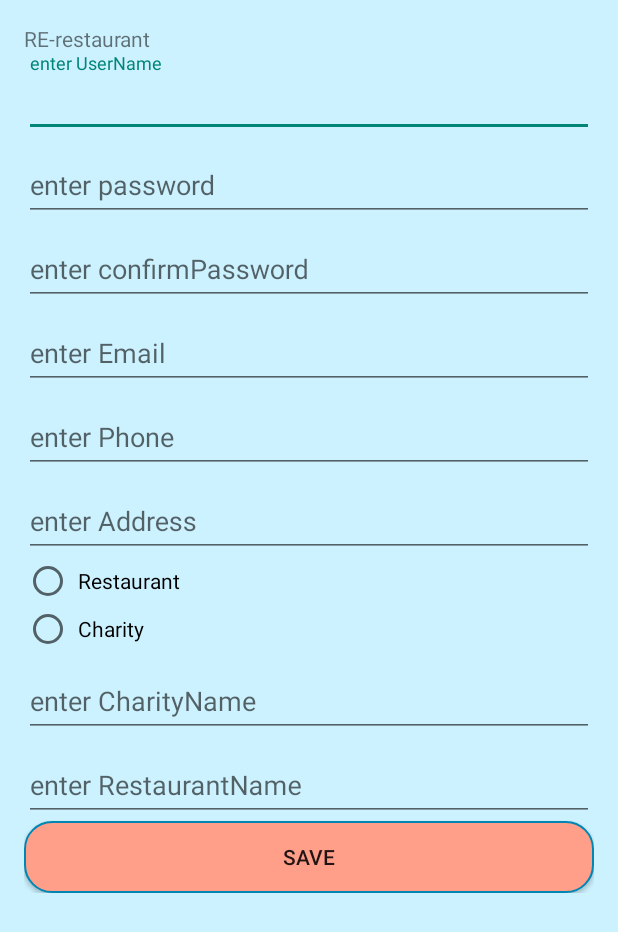
After one commit to ahmedelsalamony/Graduation_nano_program_ITI, an Android app: the Registeration screen opened directly, with no data from a screen before it, on a phone screen of 412 x 824 dp. The commit adds this screen. Shown: the top 932 px of the screen. Run offline under Robolectric (Android 15) with nearby library versions, the phone set to English and light mode, and no system bars.

Commit message:
elsalamony-register-commit

```diff
--- a/app/build.gradle
+++ b/app/build.gradle
@@ -23,7 +23,9 @@ dependencies {
     compile fileTree(dir: 'libs', include: ['*.jar'])
     androidTestCompile('com.android.support.test.espresso:espresso-core:2.2.2', {
         exclude group: 'com.android.support', module: 'support-annotations'
+
     })
+    compile 'com.android.support:design:25.2.0'
     compile 'com.android.support:appcompat-v7:25.2.0'
     compile 'com.github.ViksaaSkool:AwesomeSplash:v1.0.0'
     testCompile 'junit:junit:4.12'
--- a/app/src/main/java/com/example/itimobiletrack/graduation_nano_program_iti/MainActivity.java
+++ b/app/src/main/java/com/example/itimobiletrack/graduation_nano_program_iti/MainActivity.java
@@ -1,7 +1,10 @@
 package com.example.itimobiletrack.graduation_nano_program_iti;
 
+import android.support.v4.content.ContextCompat;
 import android.support.v7.app.AppCompatActivity;
 import android.os.Bundle;
+import android.view.Window;
+import android.view.WindowManager;
 import android.widget.Toast;
 
 public class MainActivity extends AppCompatActivity {
@@ -10,6 +13,9 @@ public class MainActivity extends AppCompatActivity {
     protected void onCreate(Bundle savedInstanceState) {
         super.onCreate(savedInstanceState);
         setContentView(R.layout.activity_main);
+        Toast.makeText(this, "ok", Toast.LENGTH_SHORT).show();
+
+
 
     }
 }
--- /dev/null
+++ b/app/src/main/java/com/example/itimobiletrack/graduation_nano_program_iti/Registeration.java
@@ -0,0 +1,52 @@
+package com.example.itimobiletrack.graduation_nano_program_iti;
+
+import android.support.design.widget.TextInputLayout;
+import android.support.v7.app.AppCompatActivity;
+import android.os.Bundle;
+import android.view.View;
+import android.widget.EditText;
+import android.widget.RadioButton;
+import android.widget.TextView;
+
+public class Registeration extends AppCompatActivity {
+
+    TextView txtTitle;
+    EditText edtUserName,edtPassword,edtConfirmPassword,edtEmail,edtPhone,edtAddress,edtCharity,edtRestaurant;
+    RadioButton rdCharity,rdRestaurant;
+    TextInputLayout layCharity,layRestaurant;
+
+    @Override
+    protected void onCreate(Bundle savedInstanceState) {
+        super.onCreate(savedInstanceState);
+        setContentView(R.layout.activity_registeration);
+        txtTitle=(TextView)findViewById(R.id.xTitle);
+        edtUserName=(EditText)findViewById(R.id.xUserName);
+        edtPassword=(EditText)findViewById(R.id.xPassword);
+        edtConfirmPassword=(EditText)findViewById(R.id.xConfirmPassword);
+        edtEmail=(EditText)findViewById(R.id.xEmail);
+        edtPhone=(EditText)findViewById(R.id.xPhone);
+        edtAddress=(EditText)findViewById(R.id.xAddress);
+        edtCharity=(EditText)findViewById(R.id.xCharityName);
+        edtRestaurant=(EditText)findViewById(R.id.xRestuarantName);
+        rdCharity=(RadioButton)findViewById(R.id.xrdCharity);
+        rdRestaurant=(RadioButton)findViewById(R.id.xrdRestaurant);
+        layCharity=(TextInputLayout)findViewById(R.id.input_layout_CharityName);
+        layRestaurant=(TextInputLayout)findViewById(R.id.input_layout_RestuarantName);
+        edtRestaurant.setVisibility(View.INVISIBLE);
+        edtCharity.setVisibility(View.INVISIBLE);
+
+        if (rdCharity.isChecked()) {
+            edtCharity.setVisibility(View.VISIBLE);
+        } else if (!rdCharity.isChecked()){
+            edtRestaurant.setVisibility(View.VISIBLE);
+            edtCharity.setVisibility(View.VISIBLE);
+        }else if (rdRestaurant.isChecked()){
+            edtCharity.setVisibility(View.GONE);
+            edtRestaurant.setVisibility(View.VISIBLE);
+        }else if (!rdRestaurant.isChecked()){
+            edtRestaurant.setVisibility(View.VISIBLE);
+            edtCharity.setVisibility(View.VISIBLE);
+        }
+
+    }
+}
--- a/app/src/main/java/com/example/itimobiletrack/graduation_nano_program_iti/SplashActivity.java
+++ b/app/src/main/java/com/example/itimobiletrack/graduation_nano_program_iti/SplashActivity.java
@@ -23,7 +23,6 @@ public class SplashActivity extends AwesomeSplash {
         configSplash.setRevealFlagY(Flags.REVEAL_BOTTOM); //or Flags.REVEAL_TOP
 
         //Choose LOGO OR PATH; if you don't provide String value for path it's logo by default
-/*
 
         //Customize Logo
         configSplash.setLogoSplash(R.drawable.green); //or any other drawable
@@ -31,9 +30,9 @@ public class SplashActivity extends AwesomeSplash {
         configSplash.setAnimLogoSplashTechnique(Techniques.FlipInX);
         configSplash.setPathSplashFillColor(R.color.colorAccent);
         //choose one form Techniques (ref: https://github.com/daimajia/AndroidViewAnimations)
-*/
 
 
+/*
         //Customize Path
         configSplash.setPathSplash(SyncStateContract.Constants.CONTENT_DIRECTORY); //set path String
         configSplash.setOriginalHeight(400); //in relation to your svg (path) resource
@@ -43,6 +42,7 @@ public class SplashActivity extends AwesomeSplash {
         configSplash.setPathSplashStrokeColor(R.color.accent); //any color you want form colors.xml
         configSplash.setAnimPathFillingDuration(1000);
         configSplash.setPathSplashFillColor(R.color.Wheat); //path object filling color
+*/
 
 
 
@@ -60,7 +60,7 @@ public class SplashActivity extends AwesomeSplash {
     //--------------------this refer to the next screen after splash screen finished----------------------//
     @Override
     public void animationsFinished() {
-        Intent i =new Intent(SplashActivity.this,MainActivity.class);
+        Intent i =new Intent(SplashActivity.this,Registeration.class);
         startActivity(i);
     }
 }
--- /dev/null
+++ b/app/src/main/java/com/example/itimobiletrack/graduation_nano_program_iti/TypefaceUtil.java
@@ -0,0 +1,45 @@
+package com.example.itimobiletrack.graduation_nano_program_iti;
+
+import android.content.Context;
+import android.graphics.Typeface;
+import android.view.View;
+import android.view.ViewGroup;
+import android.widget.Button;
+import android.widget.EditText;
+import android.widget.TextView;
+
+
+/**
+ * Created by ok on 01/11/2016.
+ */
+
+public class TypefaceUtil {
+
+    public static void overrideFonts(final Context context, final View v) {
+        try {
+            if (v instanceof ViewGroup) {
+                ViewGroup vg = (ViewGroup) v;
+                for (int i = 0; i < vg.getChildCount(); i++) {
+                    View child = vg.getChildAt(i);
+                    overrideFonts(context, child);
+                }
+            } else if (v instanceof TextView) {
+                ((TextView) v).setTypeface(Typeface.createFromAsset(context.getAssets(), "fonts/DroidKufi-Bold.ttf"));
+                //((TextView) v).setTextSize(18);
+            } else if (v instanceof EditText) {
+                ((EditText) v).setTypeface(Typeface.createFromAsset(context.getAssets(), "fonts/DroidKufi-Bold.ttf"));
+
+            } else if (v instanceof Button) {
+                ((Button) v).setTypeface(Typeface.createFromAsset(context.getAssets(), "fonts/DroidKufi.ttf"));
+
+
+            }
+
+        } catch (Exception e) {
+        }
+    }
+
+
+
+
+}
--- /dev/null
+++ b/app/src/main/res/drawable/txtstyle.xml
@@ -0,0 +1,27 @@
+<?xml version="1.0" encoding="UTF-8"?>
+
+<selector xmlns:android="http://schemas.android.com/apk/res/android">
+    <item android:state_focused="false">-
+        <shape android:shape="rectangle">
+            <corners android:radius="18dp" />
+            <solid android:color="#0186b3"
+                ></solid>
+            <stroke android:width="1dp" android:color="#0186b3"></stroke>
+            <gradient
+                android:centerColor="@color/accent"
+                android:endColor="@color/accent"
+                android:startColor="@color/accent" />
+        </shape>
+    </item>
+    <item android:state_focused="true">-
+        <shape android:shape="rectangle">
+            <corners android:radius="3dp" />
+            <solid android:color="@color/accent"
+                ></solid>
+            <stroke android:width="1dp" android:color="@color/accent"></stroke>
+            <gradient android:centerColor="@color/accent"
+                android:endColor="@color/accent"
+                android:startColor="@color/accent" />
+        </shape>
+    </item>
+</selector>
--- a/app/src/main/res/layout/activity_main.xml
+++ b/app/src/main/res/layout/activity_main.xml
@@ -11,7 +11,10 @@
     tools:context="com.example.itimobiletrack.graduation_nano_program_iti.MainActivity">
 
     <TextView
-        android:layout_width="wrap_content"
+        android:layout_width="match_parent"
         android:layout_height="wrap_content"
-        android:text="Hello World!" />
+        android:text="Hello World!"
+        android:background="@drawable/txtstyle"
+        android:padding="6dp"
+        />
 </RelativeLayout>
--- /dev/null
+++ b/app/src/main/res/layout/activity_registeration.xml
@@ -0,0 +1,171 @@
+<?xml version="1.0" encoding="utf-8"?>
+<RelativeLayout xmlns:android="http://schemas.android.com/apk/res/android"
+    xmlns:tools="http://schemas.android.com/tools"
+    android:id="@+id/activity_registeration"
+    android:layout_width="match_parent"
+    android:layout_height="match_parent"
+    android:paddingBottom="@dimen/activity_vertical_margin"
+    android:paddingLeft="@dimen/activity_horizontal_margin"
+    android:paddingRight="@dimen/activity_horizontal_margin"
+    android:paddingTop="@dimen/activity_vertical_margin"
+    android:background="@color/primary_light"
+    tools:context="com.example.itimobiletrack.graduation_nano_program_iti.Registeration">
+
+    <ScrollView
+        android:layout_width="match_parent"
+        android:layout_height="wrap_content">
+        <LinearLayout
+            android:layout_width="match_parent"
+            android:layout_height="match_parent"
+            android:orientation="vertical"
+            >
+
+            <TextView
+                android:layout_width="match_parent"
+                android:layout_height="wrap_content"
+                android:text="RE-restaurant"
+                android:id="@+id/xTitle"
+                />
+
+            <android.support.design.widget.TextInputLayout
+                android:id="@+id/input_layout_userName"
+                android:layout_width="match_parent"
+                android:layout_height="wrap_content">
+
+                <EditText
+                    android:id="@+id/xUserName"
+                    android:layout_width="match_parent"
+                    android:layout_height="wrap_content"
+                    android:hint="enter UserName" />
+
+            </android.support.design.widget.TextInputLayout>
+
+            <android.support.design.widget.TextInputLayout
+                android:id="@+id/input_layout_password"
+                android:layout_width="match_parent"
+                android:layout_height="wrap_content">
+
+                <EditText
+                    android:id="@+id/xPassword"
+                    android:layout_width="match_parent"
+                    android:layout_height="wrap_content"
+                    android:hint="enter password" />
+
+            </android.support.design.widget.TextInputLayout>
+
+
+            <android.support.design.widget.TextInputLayout
+                android:id="@+id/input_layout_confirmPassword"
+                android:layout_width="match_parent"
+                android:layout_height="wrap_content">
+
+                <EditText
+                    android:id="@+id/xConfirmPassword"
+                    android:layout_width="match_parent"
+                    android:layout_height="wrap_content"
+                    android:hint="enter confirmPassword" />
+
+            </android.support.design.widget.TextInputLayout>
+
+            <android.support.design.widget.TextInputLayout
+                android:id="@+id/input_layout_Email"
+                android:layout_width="match_parent"
+                android:layout_height="wrap_content">
+
+                <EditText
+                    android:id="@+id/xEmail"
+                    android:layout_width="match_parent"
+                    android:layout_height="wrap_content"
+                    android:hint="enter Email" />
+
+            </android.support.design.widget.TextInputLayout>
+
+            <android.support.design.widget.TextInputLayout
+                android:id="@+id/input_layout_Phone"
+                android:layout_width="match_parent"
+                android:layout_height="wrap_content">
+
+                <EditText
+                    android:id="@+id/xPhone"
+                    android:layout_width="match_parent"
+                    android:layout_height="wrap_content"
+                    android:hint="enter Phone" />
+
+            </android.support.design.widget.TextInputLayout>
+
+
+            <android.support.design.widget.TextInputLayout
+                android:id="@+id/input_layout_Address"
+                android:layout_width="match_parent"
+                android:layout_height="wrap_content">
+
+                <EditText
+                    android:id="@+id/xAddress"
+                    android:layout_width="match_parent"
+                    android:layout_height="wrap_content"
+                    android:hint="enter Address" />
+
+            </android.support.design.widget.TextInputLayout>
+
+            <RadioGroup
+                android:layout_width="match_parent"
+                android:layout_height="wrap_content">
+            <android.support.v7.widget.AppCompatRadioButton
+                android:layout_height="wrap_content"
+                android:layout_width="match_parent"
+                android:text="Restaurant"
+                android:padding="4dp"
+                android:id="@+id/xrdRestaurant"
+                android:textColor="@color/Black"
+                ></android.support.v7.widget.AppCompatRadioButton>
+
+
+            <android.support.v7.widget.AppCompatRadioButton
+                android:layout_height="wrap_content"
+                android:layout_width="match_parent"
+                android:text="Charity"
+                android:padding="4dp"
+                android:id="@+id/xrdCharity"
+                android:textColor="@color/Black"
+                ></android.support.v7.widget.AppCompatRadioButton>
+            </RadioGroup>
+            <android.support.design.widget.TextInputLayout
+                android:id="@+id/input_layout_CharityName"
+                android:layout_width="match_parent"
+                android:layout_height="wrap_content"
+                >
+
+                <EditText
+                    android:id="@+id/xCharityName"
+                    android:layout_width="match_parent"
+                    android:layout_height="wrap_content"
+                    android:hint="enter CharityName" />
+
+            </android.support.design.widget.TextInputLayout>
+
+            <android.support.design.widget.TextInputLayout
+                android:id="@+id/input_layout_RestuarantName"
+                android:layout_width="match_parent"
+                android:layout_height="wrap_content"
+              >
+
+                <EditText
+                    android:id="@+id/xRestuarantName"
+                    android:layout_width="match_parent"
+                    android:layout_height="wrap_content"
+                    android:hint="enter RestaurantName" />
+
+            </android.support.design.widget.TextInputLayout>
+
+            <Button
+                android:layout_width="match_parent"
+                android:layout_height="wrap_content"
+                android:background="@drawable/txtstyle"
+                android:text="save"
+                android:padding="8dp"
+
+                />
+        </LinearLayout>
+
+    </ScrollView>
+</RelativeLayout>
--- a/app/src/main/res/values/colors.xml
+++ b/app/src/main/res/values/colors.xml
@@ -5,11 +5,11 @@
     <color name="primary_light">#cdf2ff</color>
     <color name="accent">#ff9e89</color>
     <color name="primary_text">#212121</color>
-    <color name="secondary_text">#727272</color>
+    <color name="secondary_text">#665baa</color>
     <color name="icons">#FFFFFF</color>
-    <color name="divider">#B6B6B6</color>
-    <color name="colorPrimary">#00a5f1</color>
-    <color name="colorPrimaryDark">#665baa</color>
+    <color name="divider">#665baa</color>
+    <color name="colorPrimary">#0000a5f1</color>
+    <color name="colorPrimaryDark">#FFFFFF</color>
     <color name="colorAccent">#ff9e89</color>
 
 
```
Also changed, not shown: app/src/main/AndroidManifest.xml (+6 -5 lines).
